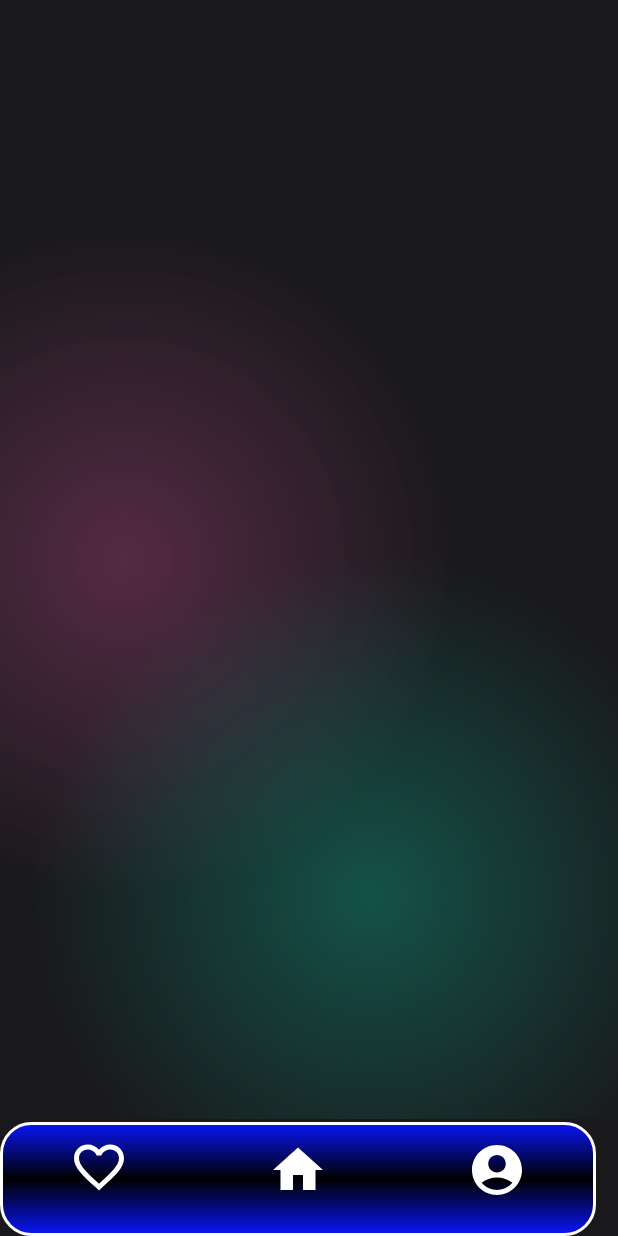
After one commit to PhalKanhaPK/ThesisNUM, an Android app: the fragment FavoriteFragment placed in its activity, on a phone screen of 412 x 824 dp. The commit adds this screen. Run offline under Robolectric (Android 15) with nearby library versions, the phone set to English and light mode, and no system bars.

Commit message:
add file

```diff
--- /dev/null
+++ b/app/src/main/java/com/example/numthesis/FavoriteFragment.kt
@@ -0,0 +1,21 @@
+package com.example.numthesis
+
+import android.os.Bundle
+import android.view.LayoutInflater
+import android.view.View
+import android.view.ViewGroup
+import android.widget.TextView
+import androidx.fragment.app.Fragment
+
+
+class FavoriteFragment : Fragment() {
+    override fun onCreateView(
+        inflater: LayoutInflater, container: ViewGroup?,
+        savedInstanceState: Bundle?
+    ): View? {
+        // Inflate the layout for this fragment
+        return inflater.inflate(R.layout.fragment_favorite, container, false)
+    }
+
+
+}
--- /dev/null
+++ b/app/src/main/java/com/example/numthesis/HomeActivity.kt
@@ -0,0 +1,45 @@
+package com.example.numthesis
+
+import android.os.Bundle
+import androidx.activity.enableEdgeToEdge
+import androidx.appcompat.app.AppCompatActivity
+import androidx.core.view.ViewCompat
+import androidx.core.view.WindowInsetsCompat
+import androidx.fragment.app.Fragment
+import com.google.android.material.bottomnavigation.BottomNavigationView
+
+class HomeActivity : AppCompatActivity() {
+    private lateinit var bottomNavigationView: BottomNavigationView
+
+    override fun onCreate(savedInstanceState: Bundle?) {
+        super.onCreate(savedInstanceState)
+        replaceFragment(HomeFragment())
+
+        setContentView(R.layout.activity_home)
+        bottomNavigationView = findViewById(R.id.navigationButton)
+        bottomNavigationView.setOnItemSelectedListener {
+            when (it.itemId){
+                R.id.home_layouts -> {
+                    replaceFragment(HomeFragment())
+                    true
+                }
+                R.id.favorite_layouts -> {
+                    replaceFragment(FavoriteFragment())
+                    true
+                }
+
+                else -> {
+                    replaceFragment(HomeFragment())
+                    true
+                }
+            }
+        }
+    }
+
+
+    private fun replaceFragment(fragment: Fragment){
+        val transaction = supportFragmentManager.beginTransaction()
+        transaction.replace(R.id.fragmentContainerView, fragment)
+        transaction.commit()
+    }
+}
--- /dev/null
+++ b/app/src/main/java/com/example/numthesis/HomeFragment.kt
@@ -0,0 +1,17 @@
+package com.example.numthesis
+
+import android.os.Bundle
+import androidx.fragment.app.Fragment
+import android.view.LayoutInflater
+import android.view.View
+import android.view.ViewGroup
+
+class HomeFragment : Fragment() {
+    override fun onCreateView(
+        inflater: LayoutInflater, container: ViewGroup?,
+        savedInstanceState: Bundle?
+    ): View? {
+        // Inflate the layout for this fragment
+        return inflater.inflate(R.layout.fragment_home, container, false)
+    }
+}
--- /dev/null
+++ b/app/src/main/res/layout/activity_home.xml
@@ -0,0 +1,38 @@
+<?xml version="1.0" encoding="utf-8"?>
+<androidx.constraintlayout.widget.ConstraintLayout xmlns:android="http://schemas.android.com/apk/res/android"
+    xmlns:app="http://schemas.android.com/apk/res-auto"
+    xmlns:tools="http://schemas.android.com/tools"
+    android:id="@+id/main"
+    android:layout_width="match_parent"
+    android:layout_height="match_parent"
+    android:textAlignment="center"
+    android:background="@color/main_background"
+    tools:context=".HomeActivity">
+
+
+    <androidx.fragment.app.FragmentContainerView
+        android:id="@+id/fragmentContainerView"
+        android:layout_width="match_parent"
+        android:layout_height="match_parent"
+        android:layout_marginBottom="78dp"
+        android:background="@drawable/gradent_color_background"
+        />
+    <com.google.android.material.bottomnavigation.BottomNavigationView
+        android:id="@+id/navigationButton"
+        android:layout_width="397dp"
+        android:layout_height="76dp"
+        android:textAlignment="center"
+        android:background="@drawable/round_conner"
+        app:itemActiveIndicatorStyle="@style/MaterialAlertDialog.Material3"
+        app:itemIconSize="40dp"
+        app:itemIconTint="@android:color/white"
+        app:itemTextAppearanceActive="@style/Animation.Design.BottomSheetDialog"
+        app:itemTextAppearanceInactive="@style/Animation.Design.BottomSheetDialog"
+        app:layout_constraintBottom_toBottomOf="parent"
+        app:menu="@menu/navigation_button"
+        tools:ignore="MissingConstraints"
+        tools:layout_editor_absoluteX="7dp">
+
+    </com.google.android.material.bottomnavigation.BottomNavigationView>
+
+</androidx.constraintlayout.widget.ConstraintLayout>
--- /dev/null
+++ b/app/src/main/res/layout/fragment_favorite.xml
@@ -0,0 +1,16 @@
+<?xml version="1.0" encoding="utf-8"?>
+<FrameLayout xmlns:android="http://schemas.android.com/apk/res/android"
+    xmlns:tools="http://schemas.android.com/tools"
+    android:layout_width="match_parent"
+    android:layout_height="match_parent"
+    tools:context=".FavoriteFragment">
+
+    <!-- TODO: Update blank fragment layout -->
+    <TextView
+        android:id="@+id/textView"
+        android:layout_width="match_parent"
+        android:layout_height="match_parent"
+        android:textAlignment="center"
+        android:textColor="@color/white"/>
+
+</FrameLayout>
--- /dev/null
+++ b/app/src/main/res/menu/navigation_button.xml
@@ -0,0 +1,19 @@
+<?xml version="1.0" encoding="utf-8"?>
+<menu xmlns:android="http://schemas.android.com/apk/res/android">
+    <item
+        android:id="@+id/favorite_layouts"
+        android:title=""
+        android:icon="@drawable/baseline_favorite_border_24"
+        />
+    <item
+        android:id="@+id/home_layouts"
+        android:title=""
+        android:icon="@drawable/baseline_home_36"
+        />
+    <item
+        android:id="@+id/Account_layouts"
+        android:title=""
+        android:icon="@drawable/baseline_account_circle_24"
+        />
+
+</menu>
```
Also changed, not shown: app/src/main/AndroidManifest.xml (+9 -0 lines), app/src/main/java/com/example/numthesis/LoginActivity.kt (+26 -0 lines), app/src/main/res/layout/fragment_home.xml (added, +100 -0 lines).
